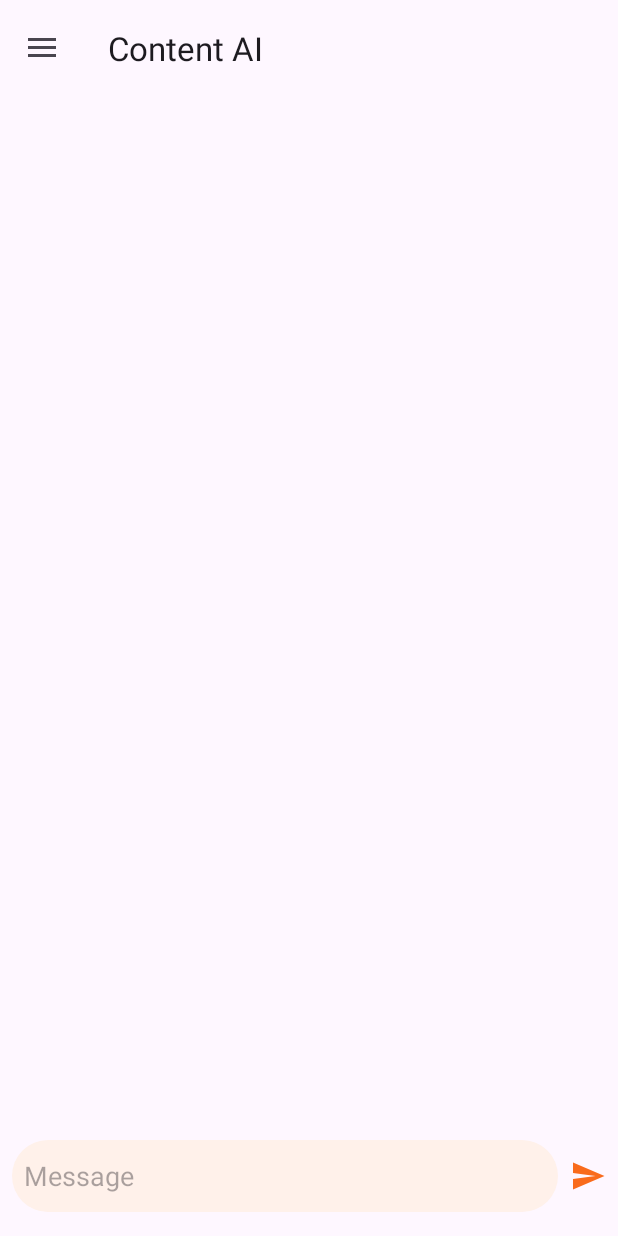
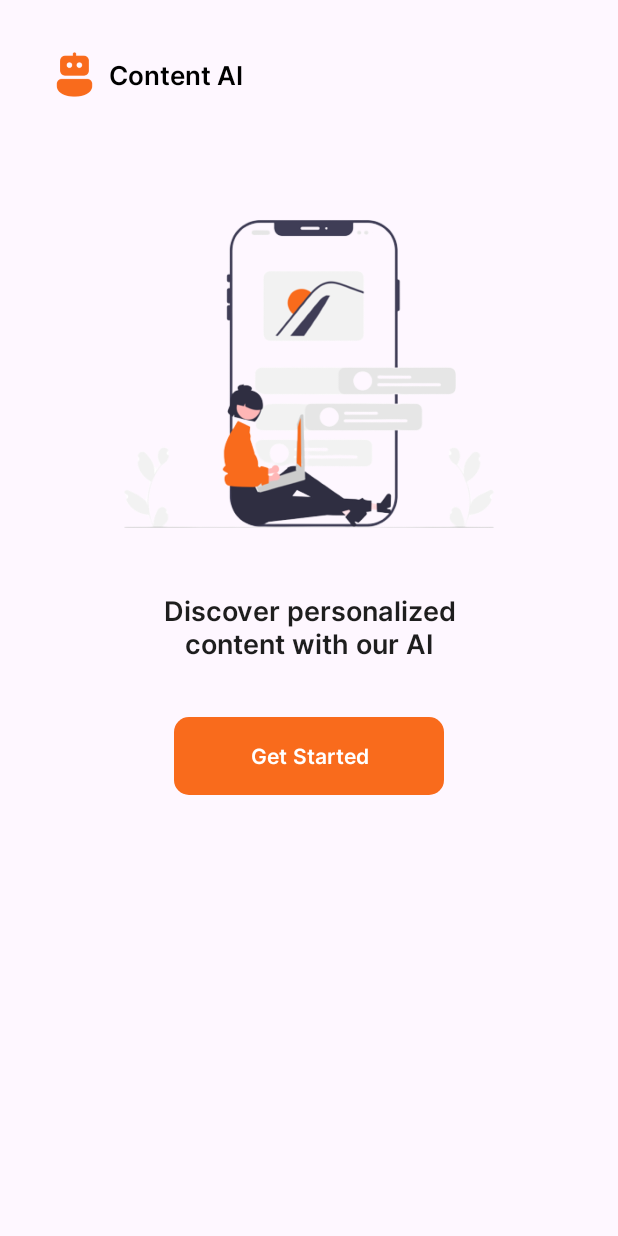
Before and after one commit to hngx-org/Curation-AI, an Android app: the screen it shows after launch (MainActivity), on a phone screen of 412 x 824 dp. Run offline under Robolectric (Android 15) with nearby library versions, the phone set to English and light mode, and no system bars; our stand-ins replace navigation-ui.

Commit message:
designed payment screen, linked up the navigations, styled a bit

```diff
--- a/app/src/main/java/com/panther/contentai/MainActivity.kt
+++ b/app/src/main/java/com/panther/contentai/MainActivity.kt
@@ -1,7 +1,8 @@
 package com.panther.contentai
 
+import android.os.Bundle
 import androidx.appcompat.app.AppCompatActivity
-import android.os.Bundle
+import androidx.core.view.isVisible
 import androidx.drawerlayout.widget.DrawerLayout
 import androidx.navigation.NavController
 import androidx.navigation.fragment.NavHostFragment
@@ -9,6 +10,8 @@ import androidx.navigation.ui.AppBarConfiguration
 import androidx.navigation.ui.setupWithNavController
 import com.google.android.material.navigation.NavigationView
 import com.panther.contentai.databinding.ActivityMainBinding
+import com.panther.contentai.fragments.SubscriptionDirections
+
 
 class MainActivity : AppCompatActivity() {
     private lateinit var binding: ActivityMainBinding
@@ -33,9 +36,24 @@ class MainActivity : AppCompatActivity() {
                 R.id.chat_dest), drawerLayout
         )
 
+        navController.addOnDestinationChangedListener{_,destination,_->
+            binding.toolbar.isVisible = destination.id == R.id.chat_dest
+            if (appBarConfiguration.topLevelDestinations.contains(destination.id)){
+                binding.drawerLayout.setDrawerLockMode(DrawerLayout.LOCK_MODE_UNLOCKED)
+            }else{
+                binding.drawerLayout.setDrawerLockMode(DrawerLayout.LOCK_MODE_LOCKED_CLOSED)
+            }
+        }
+
         binding.toolbar.setupWithNavController(navController, appBarConfiguration)
 
         setupDrawerLayout(navController)
+
+        binding.plusSubscriptionBtn.setOnClickListener {
+            val route = SubscriptionDirections.actionGlobalSubscription()
+            navController.navigate(route)
+        }
+
     }
 
     private fun setupDrawerLayout(navController: NavController) {
--- a/app/src/main/java/com/panther/contentai/OnboardingScreen.kt
+++ b/app/src/main/java/com/panther/contentai/OnboardingScreen.kt
@@ -5,11 +5,12 @@ import androidx.fragment.app.Fragment
 import android.view.LayoutInflater
 import android.view.View
 import android.view.ViewGroup
+import androidx.navigation.fragment.findNavController
 import com.panther.contentai.databinding.FragmentOnboardingScreenBinding
 
 
 class OnboardingScreen : Fragment() {
-    lateinit var binding :FragmentOnboardingScreenBinding
+    private lateinit var binding :FragmentOnboardingScreenBinding
 
 
 
@@ -27,4 +28,13 @@ class OnboardingScreen : Fragment() {
         return binding.root
     }
 
+    override fun onViewCreated(view: View, savedInstanceState: Bundle?) {
+        super.onViewCreated(view, savedInstanceState)
+        binding.btnGetStarted.setOnClickListener {
+            val route = OnboardingScreenDirections.actionOnboardingScreenToSigninScreen()
+            findNavController().navigate(route)
+        }
+
+    }
+
 }
--- /dev/null
+++ b/app/src/main/res/drawable/nav_drawer_selector.xml
@@ -0,0 +1,5 @@
+<?xml version="1.0" encoding="utf-8"?>
+<selector xmlns:android="http://schemas.android.com/apk/res/android">
+    <item android:state_checked="true" android:color="@color/orange" />
+    <item android:state_checked="false" android:color="@color/black" />
+</selector>
--- a/app/src/main/res/layout/activity_main.xml
+++ b/app/src/main/res/layout/activity_main.xml
@@ -1,11 +1,40 @@
 <?xml version="1.0" encoding="utf-8"?>
-<androidx.drawerlayout.widget.DrawerLayout
-    android:id="@+id/drawer_layout"
-    xmlns:android="http://schemas.android.com/apk/res/android"
+<androidx.drawerlayout.widget.DrawerLayout xmlns:android="http://schemas.android.com/apk/res/android"
     xmlns:app="http://schemas.android.com/apk/res-auto"
     xmlns:tools="http://schemas.android.com/tools"
+    android:id="@+id/drawer_layout"
     android:layout_width="match_parent"
     android:layout_height="match_parent">
+
+    <androidx.constraintlayout.widget.ConstraintLayout
+        android:layout_width="match_parent"
+        android:layout_height="match_parent"
+        tools:context=".MainActivity">
+
+        <androidx.appcompat.widget.Toolbar
+            android:id="@+id/toolbar"
+            style="@style/Widget.AppCompat.ActionBar"
+            android:layout_width="match_parent"
+            android:layout_height="?attr/actionBarSize"
+            android:elevation="4dp"
+            app:layout_constraintEnd_toEndOf="parent"
+            app:layout_constraintStart_toStartOf="parent"
+            app:layout_constraintTop_toTopOf="parent"
+            app:popupTheme="@style/Theme.AppCompat.Light" />
+
+
+        <androidx.fragment.app.FragmentContainerView
+            android:id="@+id/fragmentContainerView"
+            android:name="androidx.navigation.fragment.NavHostFragment"
+            android:layout_width="match_parent"
+            android:layout_height="match_parent"
+            app:defaultNavHost="true"
+            app:layout_constraintBottom_toBottomOf="parent"
+            app:layout_constraintEnd_toEndOf="parent"
+            app:layout_constraintStart_toStartOf="parent"
+            app:layout_constraintTop_toTopOf="parent"
+            app:navGraph="@navigation/nav_graph" />
+    </androidx.constraintlayout.widget.ConstraintLayout>
 
     <com.google.android.material.navigation.NavigationView
         android:id="@+id/navigationView"
@@ -14,38 +43,22 @@
         android:layout_gravity="start"
         android:fitsSystemWindows="true"
         app:headerLayout="@layout/drawer_background"
-        app:menu="@menu/drawer_layout_menu"
-        />
+        app:itemTextColor="@drawable/nav_drawer_selector"
+        app:itemIconTint="@color/orange"
+        app:menu="@menu/drawer_layout_menu">
 
-<androidx.constraintlayout.widget.ConstraintLayout
-    android:layout_width="match_parent"
-    android:layout_height="match_parent"
-    tools:context=".MainActivity">
+        <com.google.android.material.button.MaterialButton
+            android:id="@+id/plus_subscription_btn"
+            android:layout_width="match_parent"
+            android:layout_height="wrap_content"
+            android:layout_gravity="bottom"
+            android:layout_margin="68dp"
+            android:backgroundTint="#F96B1C"
+            android:padding="12dp"
+            android:text="Content AI Plus"
+            android:textAllCaps="false"
+            app:cornerRadius="10dp" />
 
-    <androidx.appcompat.widget.Toolbar
-        android:id="@+id/toolbar"
-        android:layout_width="match_parent"
-        android:layout_height="?attr/actionBarSize"
-        android:elevation="4dp"
-        style="@style/Widget.AppCompat.ActionBar"
-        app:popupTheme="@style/Theme.AppCompat.Light"
-        app:layout_constraintStart_toStartOf="parent"
-        app:layout_constraintEnd_toEndOf="parent"
-        app:layout_constraintTop_toTopOf="parent"
-        />
-
-
-    <androidx.fragment.app.FragmentContainerView
-        android:id="@+id/fragmentContainerView"
-        android:name="androidx.navigation.fragment.NavHostFragment"
-        android:layout_width="match_parent"
-        android:layout_height="match_parent"
-        app:defaultNavHost="true"
-        app:navGraph="@navigation/nav_graph"
-        app:layout_constraintBottom_toBottomOf="parent"
-        app:layout_constraintEnd_toEndOf="parent"
-        app:layout_constraintStart_toStartOf="parent"
-        app:layout_constraintTop_toTopOf="parent" />
-</androidx.constraintlayout.widget.ConstraintLayout>
+    </com.google.android.material.navigation.NavigationView>
 
 </androidx.drawerlayout.widget.DrawerLayout>
--- a/app/src/main/res/layout/fragment_chat.xml
+++ b/app/src/main/res/layout/fragment_chat.xml
@@ -14,6 +14,7 @@
         android:layout_marginStart="8dp"
         android:layout_marginEnd="8dp"
         android:layout_marginBottom="16dp"
+        android:padding="8dp"
         android:background="@drawable/send_background"
         app:layout_constraintBottom_toBottomOf="parent"
         app:layout_constraintEnd_toStartOf="@+id/send_image_view"
@@ -21,12 +22,9 @@
 
         <com.google.android.material.textfield.TextInputEditText
             android:id="@+id/message_et"
-            android:layout_width="0dp"
-            android:layout_height="32dp"
-            android:layout_marginStart="8dp"
-            android:layout_marginTop="8dp"
-            android:layout_marginEnd="8dp"
-            android:layout_marginBottom="8dp"
+            android:layout_width="match_parent"
+            android:layout_height="match_parent"
+            android:layout_margin="8dp"
             android:background="@color/orange_light"
             android:hint="Message"
             android:textSize="18sp"
--- a/app/src/main/res/menu/drawer_layout_menu.xml
+++ b/app/src/main/res/menu/drawer_layout_menu.xml
@@ -6,7 +6,7 @@
             android:icon="@drawable/baseline_add"
             android:title="New Chat"
             android:iconTint="@color/orange"
-            android:id="@+id/new_chat_dest"/>
+            android:id="@+id/chat_dest"/>
 
         <item
             android:icon="@drawable/baseline_history"
--- a/app/src/main/res/navigation/nav_graph.xml
+++ b/app/src/main/res/navigation/nav_graph.xml
@@ -3,11 +3,46 @@
     xmlns:app="http://schemas.android.com/apk/res-auto"
     xmlns:tools="http://schemas.android.com/tools"
     android:id="@+id/nav_graph"
-    app:startDestination="@id/chat_dest">
+    app:startDestination="@id/onboardingScreen">
 
     <fragment
         android:id="@+id/chat_dest"
         android:name="com.panther.contentai.fragments.ChatFragment"
         android:label="Chat"
         tools:layout="@layout/fragment_chat" />
+    <fragment
+        android:id="@+id/emailAuthScreen"
+        android:name="com.panther.contentai.EmailAuthScreen"
+        android:label="fragment_email_auth_screen"
+        tools:layout="@layout/fragment_email_auth_screen">
+        <action
+            android:id="@+id/action_emailAuthScreen_to_chat_dest"
+            app:destination="@id/chat_dest" />
+    </fragment>
+    <fragment
+        android:id="@+id/onboardingScreen"
+        android:name="com.panther.contentai.OnboardingScreen"
+        android:label="fragment_onboarding_screen"
+        tools:layout="@layout/fragment_onboarding_screen">
+        <action
+            android:id="@+id/action_onboardingScreen_to_signinScreen"
+            app:destination="@id/signinScreen" />
+    </fragment>
+    <fragment
+        android:id="@+id/signinScreen"
+        android:name="com.panther.contentai.SigninScreen"
+        android:label="fragment_signin_screen"
+        tools:layout="@layout/fragment_signin_screen">
+        <action
+            android:id="@+id/action_signinScreen_to_emailAuthScreen"
+            app:destination="@id/emailAuthScreen" />
+    </fragment>
+    <fragment
+        android:id="@+id/subscription"
+        android:name="com.panther.contentai.fragments.Subscription"
+        android:label="fragment_subscription"
+        tools:layout="@layout/fragment_subscription" />
+    <action
+        android:id="@+id/action_global_subscription"
+        app:destination="@id/subscription" />
 </navigation>
--- a/app/src/main/res/values/strings.xml
+++ b/app/src/main/res/values/strings.xml
@@ -10,7 +10,5 @@
     <string name="continue_with_google">Continue with Google</string>
     <string name="sign_up">Sign Up</string>
 
-    <!-- TODO: Remove or change this placeholder text -->
-    <string name="hello_blank_fragment">Hello blank fragment</string>
 
 </resources>
--- a/app/src/main/res/values/themes.xml
+++ b/app/src/main/res/values/themes.xml
@@ -5,5 +5,11 @@
          <item name="colorPrimary">@color/orange</item>
     </style>
 
-    <style name="Theme.ContentAI" parent="Base.Theme.ContentAI" />
+    <style name="Theme.ContentAI" parent="Base.Theme.ContentAI">
+        <item name="drawerArrowStyle">@style/DrawerIconStyle</item>
+    </style>
+
+    <style name="DrawerIconStyle" parent="Widget.AppCompat.DrawerArrowToggle">
+        <item name="color">@color/orange</item>
+    </style>
 </resources>
```
Also changed, not shown: app/src/main/java/com/panther/contentai/EmailAuthScreen.kt (+9 -2 lines), app/src/main/java/com/panther/contentai/SigninScreen.kt (+14 -1 lines), app/src/main/java/com/panther/contentai/fragments/ChatFragment.kt (+31 -0 lines), app/src/main/java/com/panther/contentai/fragments/Subscription.kt (added, +29 -0 lines), app/src/main/res/drawable/back_icon.xml (added, +12 -0 lines), app/src/main/res/drawable/lightning_icon.xml (added, +9 -0 lines), app/src/main/res/drawable/person_icon.xml (added, +10 -0 lines), app/src/main/res/layout/fragment_subscription.xml (added, +99 -0 lines).
